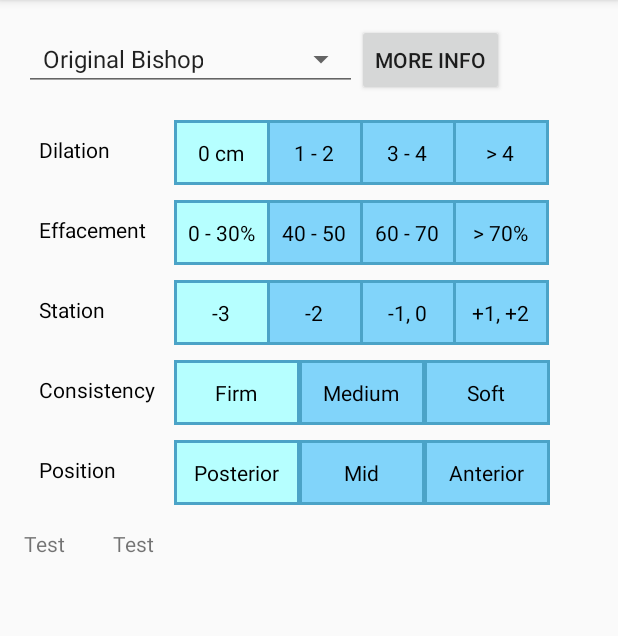
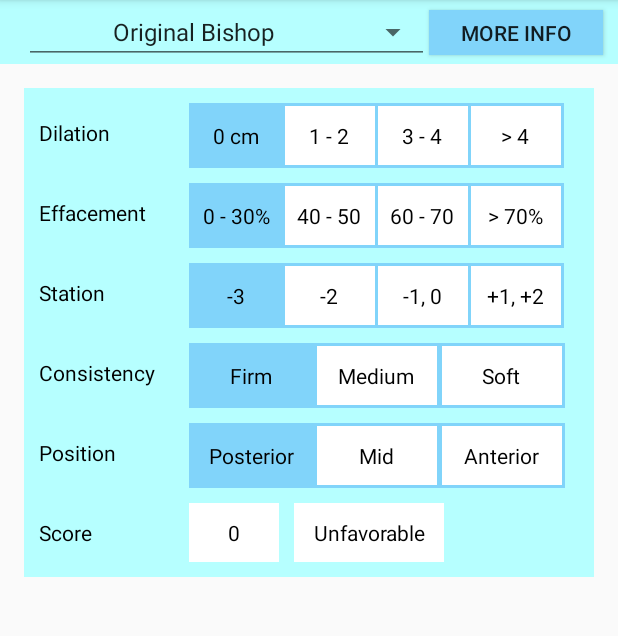
Before and after one commit to fraxiinus/BishopScores, an Android app: the screen it shows after launch (MainActivity), on a phone screen of 412 x 824 dp, the part 84-720 px from its top. Run offline under Robolectric (Android 15) with nearby library versions, the light colour scheme and no system bars.

Commit message:
original calculator layout and functionality done

```diff
--- a/app/src/main/AndroidManifest.xml
+++ b/app/src/main/AndroidManifest.xml
@@ -11,7 +11,8 @@
             android:theme="@style/Theme.AppCompat.Light.NoActionBar">
         <activity
                 android:name=".MainActivity"
-                android:label="@string/app_name">
+                android:label="@string/app_name"
+                android:screenOrientation="portrait">
             <intent-filter>
                 <action android:name="android.intent.action.MAIN"/>
 
--- /dev/null
+++ b/app/src/main/java/com/zhu/bishopscores/CalcController.kt
@@ -0,0 +1,12 @@
+package com.zhu.bishopscores
+
+import android.view.View
+
+abstract class CalcController(view: View) {
+    val context = view.context
+
+    abstract fun updateView()
+
+    abstract fun updateValue()
+
+}
--- /dev/null
+++ b/app/src/main/java/com/zhu/bishopscores/ExtensionFunctions.kt
@@ -0,0 +1,7 @@
+package com.zhu.bishopscores
+
+import android.widget.RadioGroup
+
+fun RadioGroup.checkedIndex(): Int {
+    return this.indexOfChild(findViewById(this.checkedRadioButtonId))
+}
--- a/app/src/main/java/com/zhu/bishopscores/MainActivity.kt
+++ b/app/src/main/java/com/zhu/bishopscores/MainActivity.kt
@@ -5,10 +5,12 @@ import android.support.v7.app.AppCompatActivity
 import android.view.View
 import android.widget.*
 import kotlinx.android.synthetic.main.activity_main.*
+import kotlinx.android.synthetic.main.bishop_calculator_original.*
 
 class MainActivity : AppCompatActivity() {
 
     private lateinit var contentView: ViewFlipper
+    private lateinit var originalController: OriginalController
 
     private val mSpinnerListener = object: AdapterView.OnItemSelectedListener  {
 
@@ -43,6 +45,8 @@ class MainActivity : AppCompatActivity() {
         spinner.onItemSelectedListener = mSpinnerListener
         contentView = mainContent
 
+        originalController = OriginalController(calculator_original)
+
         setSupportActionBar(mainToolbar)
     }
 }
--- /dev/null
+++ b/app/src/main/java/com/zhu/bishopscores/OriginalController.kt
@@ -0,0 +1,77 @@
+package com.zhu.bishopscores
+
+import android.view.View
+import android.widget.RadioGroup
+import android.widget.TextView
+import org.w3c.dom.Text
+
+class OriginalController(private val calc_view: View): CalcController(calc_view){
+
+    var value = 0
+
+    private val dilationGroup: RadioGroup = calc_view.findViewById(R.id.dilation_group)
+    private val effacementGroup: RadioGroup = calc_view.findViewById(R.id.effacement_group)
+    private val stationGroup: RadioGroup = calc_view.findViewById(R.id.station_group)
+    private val consistencyGroup: RadioGroup = calc_view.findViewById(R.id.consistency_group)
+    private val positionGroup: RadioGroup = calc_view.findViewById(R.id.position_group)
+
+    private val scoreTextView: TextView = calc_view.findViewById(R.id.score_tv)
+    private val successTextView: TextView = calc_view.findViewById(R.id.success_tv)
+    private val plusTextView: TextView = calc_view.findViewById(R.id.calc_plus_note)
+
+    private val checkedChanged = RadioGroup.OnCheckedChangeListener { _, _ ->
+        updateValue()
+        updateView()
+    }
+
+    init {
+        dilationGroup.setOnCheckedChangeListener(checkedChanged)
+        effacementGroup.setOnCheckedChangeListener(checkedChanged)
+        stationGroup.setOnCheckedChangeListener(checkedChanged)
+        consistencyGroup.setOnCheckedChangeListener(checkedChanged)
+        positionGroup.setOnCheckedChangeListener(checkedChanged)
+
+        scoreTextView.text = "0"
+    }
+
+    override fun updateView() {
+        scoreTextView.text = value.toString()
+
+        successTextView.text = when {
+
+            value <= 6 -> {
+                plusTextView.text = ""
+                plusTextView.visibility = View.GONE
+                context.resources.getString(R.string.success_unfavorable)
+            }
+
+            value == 7 || value == 8 -> {
+                plusTextView.text = ""
+                plusTextView.visibility = View.GONE
+                context.resources.getString(R.string.success_favorable)
+            }
+
+
+            value >= 9 -> {
+                plusTextView.text = context.resources.getString(R.string.success_favorable_plus_text)
+                plusTextView.visibility = View.VISIBLE
+                context.resources.getString(R.string.success_favorable_plus)
+            }
+
+            else -> {
+                plusTextView.text = ""
+                plusTextView.visibility = View.GONE
+                context.resources.getString(R.string.success_unknown)
+            }
+        }
+
+    }
+
+    override fun updateValue() {
+        value = dilationGroup.checkedIndex() +
+                effacementGroup.checkedIndex() +
+                stationGroup.checkedIndex() +
+                consistencyGroup.checkedIndex() +
+                positionGroup.checkedIndex()
+    }
+}
--- a/app/src/main/res/drawable/radio_button_regular.xml
+++ b/app/src/main/res/drawable/radio_button_regular.xml
@@ -3,6 +3,6 @@
     xmlns:android="http://schemas.android.com/apk/res/android"
     android:shape="rectangle" >
 
-    <solid android:color="@color/primaryColor"/>
+    <solid android:color="@color/secondaryTextColor"/>
 
 </shape>
--- a/app/src/main/res/drawable/radio_button_selected.xml
+++ b/app/src/main/res/drawable/radio_button_selected.xml
@@ -3,6 +3,6 @@
     xmlns:android="http://schemas.android.com/apk/res/android"
     android:shape="rectangle">
 
-    <solid android:color="@color/primaryLightColor"/>
+    <solid android:color="@color/primaryColor"/>
 
 </shape>
--- a/app/src/main/res/layout/activity_main.xml
+++ b/app/src/main/res/layout/activity_main.xml
@@ -23,25 +23,28 @@
             android:layout_width="match_parent"
             android:layout_height="wrap_content"
             android:orientation="horizontal"
+            android:background="@color/primaryLightColor"
             app:layout_constraintTop_toBottomOf="@id/mainToolbar">
 
         <android.support.v7.widget.AppCompatSpinner
                 android:layout_marginStart="@dimen/activity_horizontal_margin"
                 android:layout_marginLeft="@dimen/activity_horizontal_margin"
-                android:layout_marginTop="@dimen/activity_vertical_margin"
                 android:id="@+id/control_spinner"
                 android:textAlignment="center"
                 style="@style/Base.Widget.AppCompat.Spinner.Underlined"
-                android:layout_width="wrap_content"
+                android:layout_width="0dp"
+                android:layout_weight="0.7"
                 android:layout_height="wrap_content">
 
         </android.support.v7.widget.AppCompatSpinner>
 
         <Button
                 android:text="more info"
-                android:layout_marginTop="@dimen/activity_vertical_margin"
-                android:layout_width="wrap_content"
-                android:layout_height="wrap_content"/>
+                android:layout_marginRight="10dp"
+                android:background="@color/primaryColor"
+                android:layout_width="0dp"
+                android:layout_weight="0.3"
+                android:layout_height="30dp"/>
 
     </LinearLayout>
 
@@ -64,23 +67,4 @@
 
     </ViewFlipper>
 
-    <LinearLayout
-            android:layout_width="match_parent"
-            android:layout_height="wrap_content"
-            app:layout_constraintTop_toBottomOf="@id/mainContent">
-
-        <TextView
-                android:layout_margin="@dimen/activity_horizontal_margin"
-                android:text="Test"
-                android:layout_width="wrap_content"
-                android:layout_height="wrap_content"/>
-
-        <TextView
-                android:layout_margin="@dimen/activity_horizontal_margin"
-                android:text="Test"
-                android:layout_width="wrap_content"
-                android:layout_height="wrap_content"/>
-
-    </LinearLayout>
-
 </android.support.constraint.ConstraintLayout>
--- a/app/src/main/res/layout/bishop_calculator_original.xml
+++ b/app/src/main/res/layout/bishop_calculator_original.xml
@@ -3,7 +3,10 @@
         xmlns:android="http://schemas.android.com/apk/res/android"
         android:layout_width="match_parent"
         android:layout_height="match_parent"
-        android:orientation="vertical">
+        android:orientation="vertical"
+        android:background="@color/primaryLightColor"
+        android:id="@+id/calculator_original"
+        android:padding="10dp">
 
     <LinearLayout
             android:orientation="horizontal"
@@ -11,18 +14,19 @@
             android:layout_height="wrap_content">
 
         <TextView
-                android:padding="10dp"
+                android:paddingTop="10dp"
                 android:textColor="@color/primaryTextColor"
                 android:layout_width="100dp"
                 android:layout_height="wrap_content"
                 android:text="@string/calc_dilation"/>
 
         <RadioGroup
+                android:id="@+id/dilation_group"
                 android:checkedButton="@id/first_dilation"
                 android:layout_width="wrap_content"
                 android:layout_height="wrap_content"
                 android:padding="2dp"
-                android:background="@color/primaryDarkColor"
+                android:background="@color/primaryColor"
                 android:orientation="horizontal">
             <RadioButton
                     android:id="@+id/first_dilation"
@@ -60,18 +64,19 @@
             android:layout_height="wrap_content">
 
         <TextView
-                android:padding="10dp"
+                android:paddingTop="10dp"
                 android:textColor="@color/primaryTextColor"
                 android:layout_width="100dp"
                 android:layout_height="wrap_content"
                 android:text="@string/calc_effacement"/>
 
         <RadioGroup
+                android:id="@+id/effacement_group"
                 android:checkedButton="@id/first_effacement"
                 android:layout_width="wrap_content"
                 android:layout_height="wrap_content"
                 android:padding="2dp"
-                android:background="@color/primaryDarkColor"
+                android:background="@color/primaryColor"
                 android:orientation="horizontal">
             <RadioButton
                     android:id="@+id/first_effacement"
@@ -109,18 +114,19 @@
             android:layout_height="wrap_content">
 
         <TextView
-                android:padding="10dp"
+                android:paddingTop="10dp"
                 android:textColor="@color/primaryTextColor"
                 android:layout_width="100dp"
                 android:layout_height="wrap_content"
                 android:text="@string/calc_station"/>
 
         <RadioGroup
+                android:id="@+id/station_group"
                 android:checkedButton="@id/first_station"
                 android:layout_width="wrap_content"
                 android:layout_height="wrap_content"
                 android:padding="2dp"
-                android:background="@color/primaryDarkColor"
+                android:background="@color/primaryColor"
                 android:orientation="horizontal">
             <RadioButton
                     android:id="@+id/first_station"
@@ -158,18 +164,19 @@
             android:layout_height="wrap_content">
 
         <TextView
-                android:padding="10dp"
+                android:paddingTop="10dp"
                 android:textColor="@color/primaryTextColor"
                 android:layout_width="100dp"
                 android:layout_height="wrap_content"
                 android:text="@string/calc_consistency"/>
 
         <RadioGroup
+                android:id="@+id/consistency_group"
                 android:checkedButton="@id/first_consistency"
                 android:layout_width="wrap_content"
                 android:layout_height="wrap_content"
                 android:padding="2dp"
-                android:background="@color/primaryDarkColor"
+                android:background="@color/primaryColor"
                 android:orientation="horizontal">
             <RadioButton
                     android:id="@+id/first_consistency"
@@ -203,18 +210,19 @@
             android:layout_height="wrap_content">
 
         <TextView
-                android:padding="10dp"
+                android:paddingTop="10dp"
                 android:textColor="@color/primaryTextColor"
                 android:layout_width="100dp"
                 android:layout_height="wrap_content"
                 android:text="@string/calc_position"/>
 
         <RadioGroup
+                android:id="@+id/position_group"
                 android:checkedButton="@id/first_position"
                 android:layout_width="wrap_content"
                 android:layout_height="wrap_content"
                 android:padding="2dp"
-                android:background="@color/primaryDarkColor"
+                android:background="@color/primaryColor"
                 android:orientation="horizontal">
             <RadioButton
                     android:id="@+id/first_position"
@@ -241,4 +249,64 @@
 
     </LinearLayout>
 
+    <LinearLayout
+            android:orientation="vertical"
+            android:layout_marginTop="10dp"
+            android:layout_width="match_parent"
+            android:layout_height="wrap_content">
+
+        <LinearLayout
+                android:orientation="horizontal"
+                android:layout_width="match_parent"
+                android:layout_height="wrap_content">
+            <TextView
+                    android:text="@string/calc_score"
+                    android:paddingTop="10dp"
+                    android:textColor="@color/primaryTextColor"
+                    android:layout_width="100dp"
+                    android:layout_height="wrap_content"/>
+
+            <TextView
+                    android:background="@color/secondaryTextColor"
+                    android:textAlignment="center"
+                    android:paddingTop="10dp"
+                    android:paddingBottom="10dp"
+                    android:textColor="@color/primaryTextColor"
+                    android:layout_width="60dp"
+                    android:id="@+id/score_tv"
+                    android:layout_height="wrap_content"/>
+
+            <TextView
+                    android:text="@string/success_unfavorable"
+                    android:background="@color/secondaryTextColor"
+                    android:textAlignment="center"
+                    android:layout_marginLeft="10dp"
+                    android:paddingTop="10dp"
+                    android:paddingBottom="10dp"
+                    android:textColor="@color/primaryTextColor"
+                    android:layout_width="100dp"
+                    android:id="@+id/success_tv"
+                    android:layout_height="wrap_content"/>
+        </LinearLayout>
+
+        <LinearLayout
+                android:orientation="horizontal"
+                android:layout_width="match_parent"
+                android:layout_height="wrap_content">
+
+            <TextView
+                    android:visibility="gone"
+                    android:id="@+id/calc_plus_note"
+                    android:layout_marginLeft="100dp"
+                    android:paddingTop="10dp"
+                    android:textColor="@color/primaryTextColor"
+                    android:layout_width="wrap_content"
+                    android:layout_height="wrap_content"/>
+
+        </LinearLayout>
+
+
+
+    </LinearLayout>
+
 </LinearLayout>
--- a/app/src/main/res/values/strings.xml
+++ b/app/src/main/res/values/strings.xml
@@ -1,12 +1,18 @@
 <resources>
     <string name="app_name">Bishop Scores</string>
-    <string name="title_home">Calculator</string>
-    <string name="title_dashboard">Dashboard</string>
-    <string name="title_notifications">Notifications</string>
+    <string name="info_button">More Info</string>
 
     <string name="calc_dilation">Dilation</string>
     <string name="calc_effacement">Effacement</string>
     <string name="calc_station">Station</string>
     <string name="calc_consistency">Consistency</string>
     <string name="calc_position">Position</string>
+    <string name="calc_score">Score</string>
+    <string name="calc_success">Likelihood of induction success</string>
+
+    <string name="success_unknown">Invalid value</string>
+    <string name="success_unfavorable">Unfavorable</string>
+    <string name="success_favorable">Favorable</string>
+    <string name="success_favorable_plus">Favorable*</string>
+    <string name="success_favorable_plus_text">*Similar to spontaneous labor</string>
 </resources>
```
